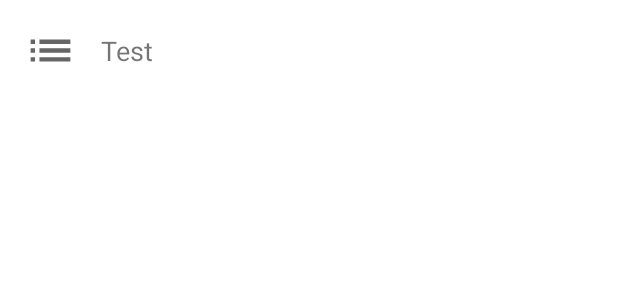
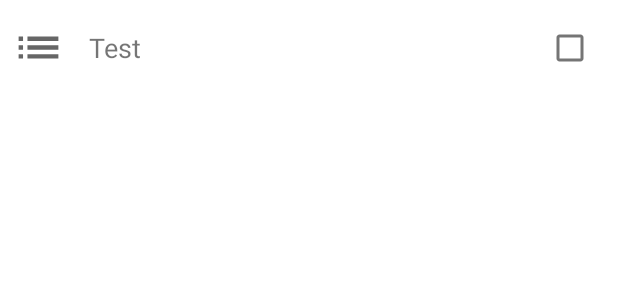
Before and after one commit to CesPaul/LSPM, an Android app: the layout item_list_row.xml on its own in the app's theme, with its tools: preview values and no code run, on a phone screen of 412 x 824 dp. Shown: the top 300 px of the screen. Run offline under Robolectric (Android 15) with nearby library versions, the phone set to English and light mode, and no system bars.

Commit message:
Добавлены чекбоксы к элементам. Фикс удаления элемента списка.

```diff
--- a/app/src/main/java/com/cespaul/lspm/data/repository/ListRepository.kt
+++ b/app/src/main/java/com/cespaul/lspm/data/repository/ListRepository.kt
@@ -11,6 +11,8 @@ interface ListRepository {
 
     fun deleteItem(item: Item)
 
+    fun changeCheckItem(item: Item)
+
     fun getList(): ArrayList<Item>
 
     fun getItemCount(): Int
--- a/app/src/main/java/com/cespaul/lspm/data/repository/ListRepositoryImpl.kt
+++ b/app/src/main/java/com/cespaul/lspm/data/repository/ListRepositoryImpl.kt
@@ -31,11 +31,15 @@ class ListRepositoryImpl(context: Context/*, listDao: ListDao*/) : ListRepositor
     override fun deleteItem(item: Item) {
         database.listDao().deleteItem(item.id)
         for (listItem in list) {
-            if (listItem.id == listItem.id) {
+            if (listItem.id == item.id) {
                 list.remove(listItem)
                 return
             }
         }
+    }
+
+    override fun changeCheckItem(item: Item) {
+        database.listDao().editItem(item)
     }
 
     override fun editItem(item: Item) {
--- a/app/src/main/java/com/cespaul/lspm/model/Item.kt
+++ b/app/src/main/java/com/cespaul/lspm/model/Item.kt
@@ -9,5 +9,7 @@ data class Item(
     @PrimaryKey(autoGenerate = true)
     var id: Int,
     @ColumnInfo(name = "nameItem")
-    var nameItem: String
+    var nameItem: String,
+    @ColumnInfo(name = "statusCheckItem")
+    var isChecked: Boolean
 )
--- a/app/src/main/res/layout/dialog_add_list_item.xml
+++ b/app/src/main/res/layout/dialog_add_list_item.xml
@@ -15,7 +15,7 @@
         android:gravity="center"
         android:hint="@string/add_item_name"
         android:inputType="text"
-        android:maxLength="30"></EditText>
+        android:maxLength="30" />
 
     <LinearLayout
         android:layout_width="wrap_content"
--- a/app/src/main/res/layout/fragment_list.xml
+++ b/app/src/main/res/layout/fragment_list.xml
@@ -18,7 +18,6 @@
         android:layout_gravity="end|bottom"
         android:layout_margin="16dp"
         android:src="@android:drawable/ic_input_add"
-        app:backgroundTint="@color/colorAccent"
-        app:rippleColor="@color/colorPrimaryDark" />
+        app:backgroundTint="@color/colorAccent" />
 
 </FrameLayout>
--- a/app/src/main/res/layout/item_list_row.xml
+++ b/app/src/main/res/layout/item_list_row.xml
@@ -4,22 +4,41 @@
     android:id="@+id/rowItem"
     android:layout_width="match_parent"
     android:layout_height="wrap_content"
-    android:gravity="left"
-    android:padding="@dimen/double_base_grid_size">
+    android:gravity="left|center_horizontal"
+    android:orientation="horizontal"
+    android:padding="@dimen/base_grid_size">
+
+    <LinearLayout
+        android:layout_width="match_parent"
+        android:layout_height="match_parent"
+        android:layout_weight="0.5"
+        android:gravity="left|center_vertical">
 
         <ImageView
+            android:id="@+id/itemListImage"
             android:layout_width="35dp"
             android:layout_height="35dp"
-        android:layout_gravity="left"
             android:src="@drawable/list_bottom_nav" />
 
         <TextView
             android:id="@+id/itemListTextView"
             android:layout_width="wrap_content"
             android:layout_height="wrap_content"
-        android:layout_gravity="center"
             android:layout_marginLeft="@dimen/double_base_grid_size"
             android:textSize="18sp"
             tools:text="Test" />
+    </LinearLayout>
+
+    <LinearLayout
+        android:layout_width="match_parent"
+        android:layout_height="match_parent"
+        android:layout_weight="0.5"
+        android:gravity="right|center_horizontal">
+
+        <CheckBox
+            android:id="@+id/itemListCheckBox"
+            android:layout_width="wrap_content"
+            android:layout_height="wrap_content" />
+    </LinearLayout>
 
 </LinearLayout>
--- a/app/src/main/res/values/colors.xml
+++ b/app/src/main/res/values/colors.xml
@@ -5,6 +5,7 @@
     <color name="colorAccent">#FFC107</color>
     <color name="colorSplash">#303F9F</color>
     <color name="colorWhite">#FFFFFF</color>
+    <color name="colorFabRipple">#757575</color>
     <color name="colorPrimaryText">#212121</color>
     <color name="colorSecondaryText">#757575</color>
     <color name="colorDivider">#BDBDBD</color>
```
Also changed, not shown: app/src/main/java/com/cespaul/lspm/ui/pages/list/ListFragment.kt (+44 -14 lines), app/src/main/java/com/cespaul/lspm/ui/pages/list/ListPresenter.kt (+10 -1 lines), app/src/main/java/com/cespaul/lspm/ui/pages/list/ListRvAdapter.kt (+21 -1 lines), app/src/main/res/drawable/list_check_24.xml (added, +10 -0 lines), app/src/main/res/drawable/list_image_24.xml (added, +10 -0 lines). Lines whose indentation alone changed are shown as unchanged.
